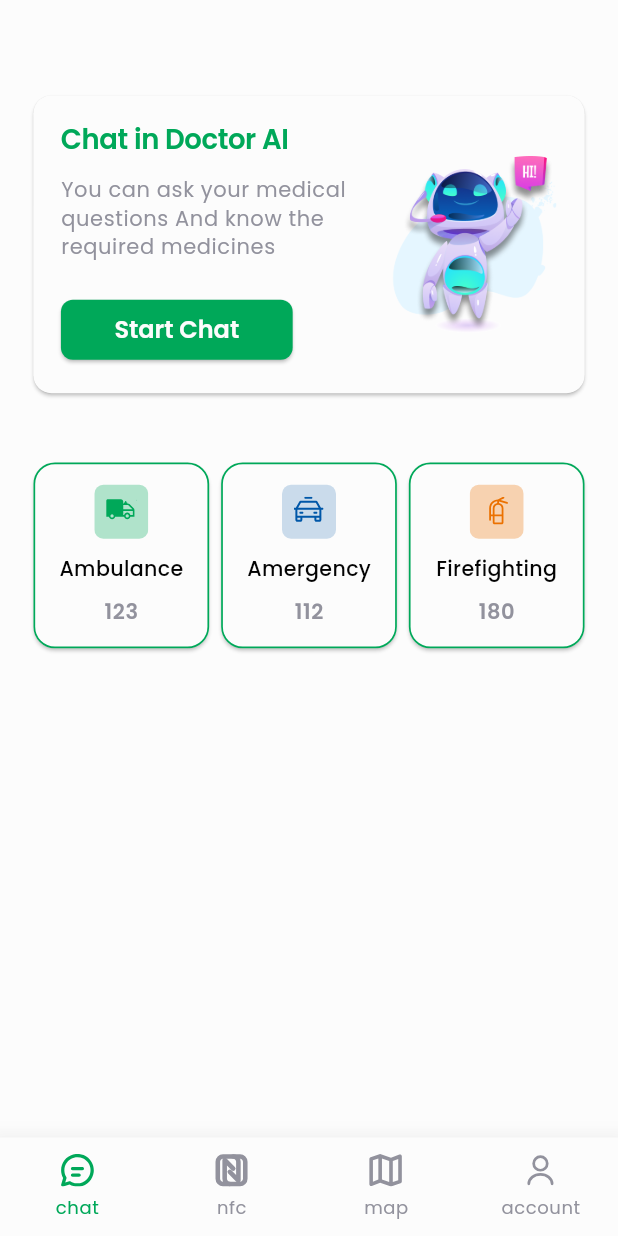
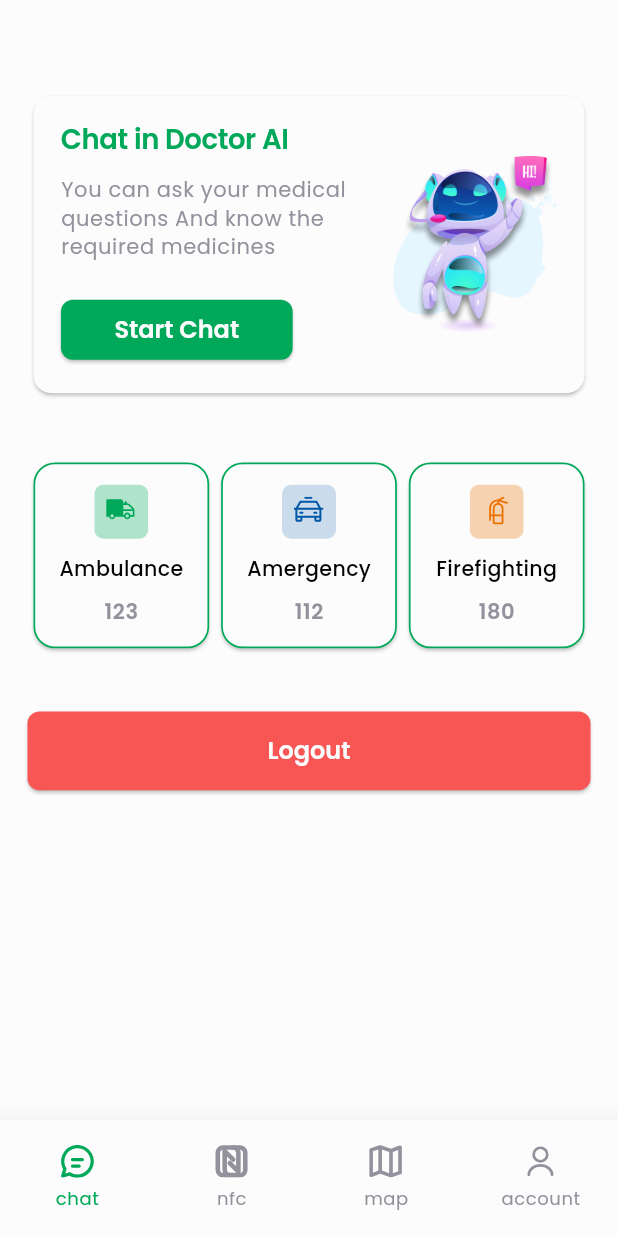
Before and after one commit to greenearth266/Dr.Ai, a Flutter app: the NavbarScreen screen opened by its route, on a phone screen of 412 x 824 dp. Run offline on Flutter 3.47's test engine with Material 3 defaults, Android fonts, the phone set to English and light mode, and no system bars; drawn by our look-alikes of animated_bottom_navigation_bar; our stand-ins replace bloc, cloud_firestore, dio, easy_stepper, firebase_auth, firebase_core and 15 more; missing offline and left inert: flutter_polyline_points; accounts and stored records are empty.

Commit message:
refactor app bar theme, build logout button, chnage nav bar height.

```diff
--- a/lib/view/screen/chat/chat_screen.dart
+++ b/lib/view/screen/chat/chat_screen.dart
@@ -71,7 +71,6 @@ class _ChatScreenState extends State<ChatScreen> {
             title: Text(
               "Doctor AI Chat",
               style: context.textTheme.bodyMedium?.copyWith(fontSize: 18.spMin),
-              // textScaler: TextScaler.noScaling,
             ),
             shape: context.appBarTheme.shape,
           ),
--- a/lib/view/screen/nav_bar/home_screen.dart
+++ b/lib/view/screen/nav_bar/home_screen.dart
@@ -5,7 +5,10 @@ import 'package:dr_ai/view/widget/custom_button.dart';
 import 'package:flutter/material.dart';
 import 'package:flutter_screenutil/flutter_screenutil.dart';
 import 'package:gap/gap.dart';
+import '../../../core/cache/cache.dart';
 import '../../../core/constant/color.dart';
+import '../../../core/helper/scaffold_snakbar.dart';
+import '../../../data/service/firebase/firebase_service.dart';
 import '../../widget/contact_card.dart';
 
 class HomeScreen extends StatelessWidget {
@@ -24,10 +27,26 @@ class HomeScreen extends StatelessWidget {
               _buildChatCard(context),
               Gap(32.h),
               _buidContactsCard(),
+              Gap(32.h),
+              _buildLogoutButton(context)
             ],
           ),
         ),
       ),
+    );
+  }
+
+  _buildLogoutButton(BuildContext context) {
+    return CustomButton(
+      onPressed: () {
+        CacheData.clearData(clearData: true);
+        FirebaseService.logOut();
+        customSnackBar(context, "Log out");
+        Navigator.pushNamedAndRemoveUntil(
+            context, RouteManager.login, (route) => false);
+      },
+      backgroundColor: ColorManager.error,
+      title: "Logout",
     );
   }
 
--- a/lib/view/screen/nav_bar/nav_bar_screen_.dart
+++ b/lib/view/screen/nav_bar/nav_bar_screen_.dart
@@ -73,8 +73,7 @@ class _NavbarScreenState extends State<NavbarScreen> {
 
         activeIndex: _bottomNavIndex,
         gapLocation: GapLocation.center,
-        height: 55.h,
-
+        height: 65.h,
         leftCornerRadius: 20.dm,
         rightCornerRadius: 20.dm,
         onTap: (index) {
--- a/lib/view/widget/custom_button.dart
+++ b/lib/view/widget/custom_button.dart
@@ -9,17 +9,19 @@ class CustomButton extends StatelessWidget {
     this.onPressed,
     this.widget,
     this.size,
-    this.fontSize,
+    this.fontSize, this.backgroundColor,
   });
   final String? title;
   final void Function()? onPressed;
   final Size? size;
   final Widget? widget;
   final double? fontSize;
+  final Color? backgroundColor;
   @override
   Widget build(BuildContext context) {
     return ElevatedButton(
         style: context.elevatedButtonTheme.style?.copyWith(
+          backgroundColor: MaterialStatePropertyAll(backgroundColor),
           fixedSize:
               MaterialStateProperty.all(size ?? Size(context.width, 44.h)),
         ),
```
Also changed, not shown: lib/core/theme/app_theme.dart (+8 -1 lines).
